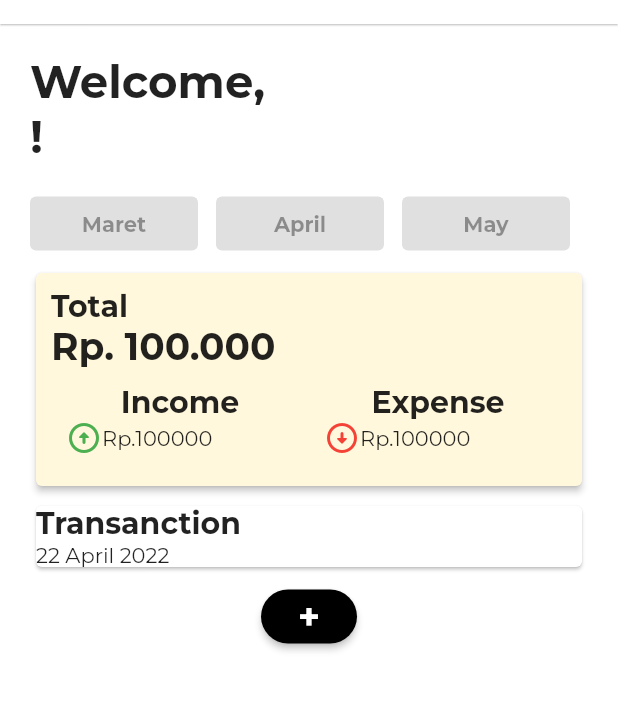
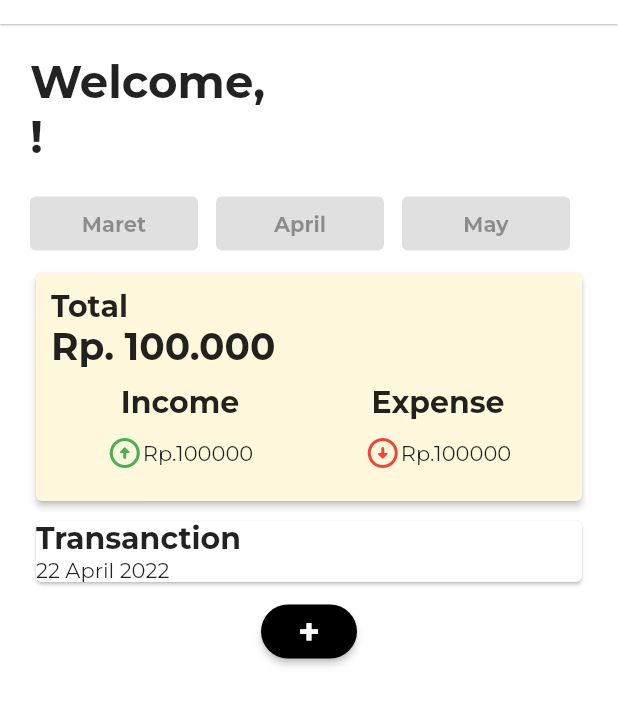
Before and after one commit to mjudianto/VLLET, a Flutter app: the screen it shows after launch, after a tap on an icon or button, on a phone screen of 412 x 824 dp, the part 60-787 px from its top. Run offline on Flutter 3.47's test engine with Material 2 defaults, Android fonts, the light colour scheme and no system bars.

Commit message:
minor design fix

```diff
--- a/lib/pages/addtransaction.dart
+++ b/lib/pages/addtransaction.dart
@@ -41,7 +41,6 @@ class _AddTransactionState extends State<AddTransaction> {
             TextField(
               decoration: InputDecoration(
                 hintText: "Transaction Name",
-                border: InputBorder.none,
               ),
               style: TextStyle(
                 fontWeight: FontWeight.bold,
@@ -137,7 +136,6 @@ class _AddTransactionState extends State<AddTransaction> {
                   child: TextField(
                     decoration: InputDecoration(
                       hintText: "0",
-                      border: InputBorder.none,
                     ),
                     style: TextStyle(
                       fontWeight: FontWeight.w500,
@@ -176,7 +174,6 @@ class _AddTransactionState extends State<AddTransaction> {
                   child: TextField(
                     decoration: InputDecoration(
                       hintText: "DATE",
-                      border: InputBorder.none,
                     ),
                     style: TextStyle(
                       fontWeight: FontWeight.w700,
@@ -210,7 +207,6 @@ class _AddTransactionState extends State<AddTransaction> {
                   child: TextField(
                     decoration: InputDecoration(
                       hintText: "Note on Transaction",
-                      border: InputBorder.none,
                     ),
                     style: TextStyle(
                       fontWeight: FontWeight.w700,
--- a/lib/pages/home.dart
+++ b/lib/pages/home.dart
@@ -123,7 +123,10 @@ class _HomeState extends State<Home> {
                                         fontSize: 20,
                                         fontWeight: FontWeight.bold),
                                   ),
-                                  Row(
+                                  Padding(
+                                    padding: const EdgeInsets.fromLTRB(0, 10, 0, 0),
+                                    child: Row(
+                                      mainAxisAlignment: MainAxisAlignment.center,
                                       children: const [
                                         Icon(
                                           Icons.arrow_circle_up_rounded,
@@ -131,6 +134,7 @@ class _HomeState extends State<Home> {
                                         ),
                                         Text("Rp.100000"),
                                       ],
+                                    ),
                                   )
                                 ],
                               ),
@@ -147,7 +151,10 @@ class _HomeState extends State<Home> {
                                         fontSize: 20,
                                         fontWeight: FontWeight.bold),
                                   ),
-                                  Row(
+                                  Padding(
+                                    padding: const EdgeInsets.fromLTRB(0, 10, 0, 0),
+                                    child: Row(
+                                      mainAxisAlignment: MainAxisAlignment.center,
                                       children: const [
                                         Icon(
                                           Icons.arrow_circle_down_rounded,
@@ -155,6 +162,7 @@ class _HomeState extends State<Home> {
                                         ),
                                         Text("Rp.100000"),
                                       ],
+                                    ),
                                   ),
                                 ],
                               ),
```
Lines whose indentation alone changed are shown as unchanged.
